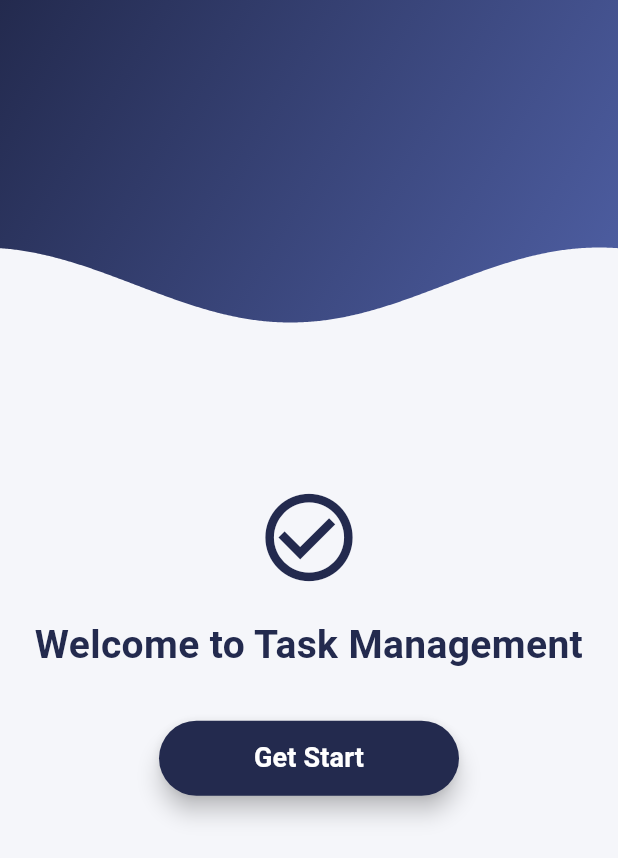
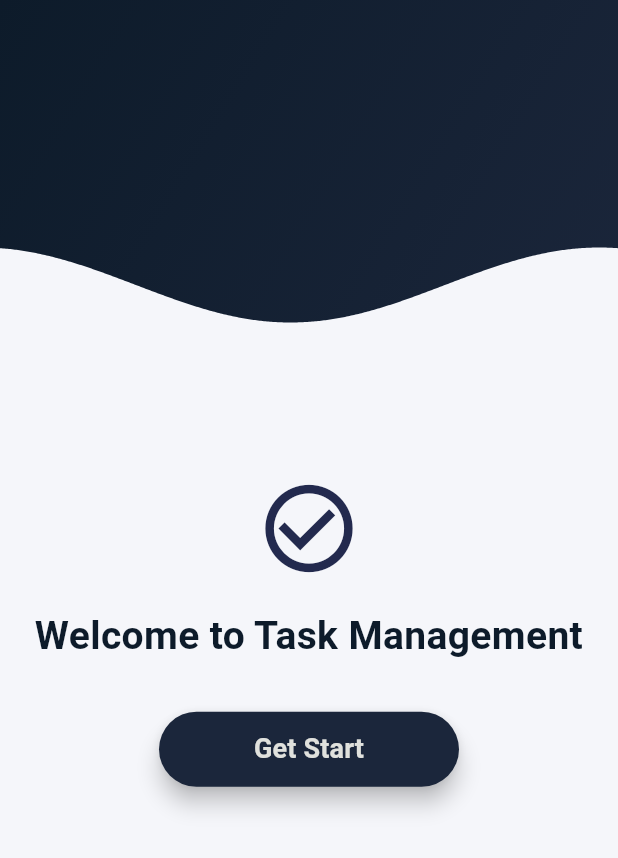
Before and after one commit to iMOD07/task_management_flutter, a Flutter app: the screen it shows after launch, on a phone screen of 412 x 824 dp. Shown: the top 858 px of the screen. Run offline on Flutter 3.47's test engine with Material 3 defaults, Android fonts, the phone set to English and light mode, and no system bars.

Commit message:
fix coloer

```diff
--- a/lib/features/welcome/presentation/pages/get_start_page.dart
+++ b/lib/features/welcome/presentation/pages/get_start_page.dart
@@ -38,8 +38,10 @@ class _AnimatedWaveState extends State<AnimatedWave>
             decoration: BoxDecoration(
               gradient: LinearGradient(
                 colors: [
-                  Color(0xFF232A4E),
-                  Color(0xFF5061A7),
+                  //Color(0xFF232A4E),
+                  //Color(0xFF5061A7),
+                  Color(0xFF0D1B2A),
+                  Color(0xFF1B263B),
                 ],
                 begin: Alignment.topLeft,
                 end: Alignment.bottomRight,
@@ -94,7 +96,7 @@ class GetStartPage extends StatelessWidget {
             child: Column(
               mainAxisSize: MainAxisSize.min,
               children: [
-                SizedBox(height: 30),
+                SizedBox(height: 18),
                 Icon(Icons.check_circle_outline, size: 70, color: Color(0xFF232A4E)),
                 SizedBox(height: 18),
                 Text(
@@ -102,7 +104,7 @@ class GetStartPage extends StatelessWidget {
                   style: TextStyle(
                     fontSize: 26,
                     fontWeight: FontWeight.bold,
-                    color: Color(0xFF232A4E),
+                    color: Color(0xFF0D1B2A),
                   ),
                   textAlign: TextAlign.center,
                 ),
@@ -116,7 +118,7 @@ class GetStartPage extends StatelessWidget {
                       // Navigator.push(context, MaterialPageRoute(builder: (context) => NextPage()));
                     },
                     style: ElevatedButton.styleFrom(
-                      backgroundColor: Color(0xFF232A4E),
+                      backgroundColor: Color(0xFF1B263B),
                       shape: RoundedRectangleBorder(
                         borderRadius: BorderRadius.circular(25),
                       ),
@@ -126,7 +128,7 @@ class GetStartPage extends StatelessWidget {
                       "Get Start",
                       style: TextStyle(
                           fontSize: 18,
-                          color: Colors.white,
+                          color: Color(0xFFE0E1DD),
                           fontWeight: FontWeight.bold
                       ),
                     ),
```
